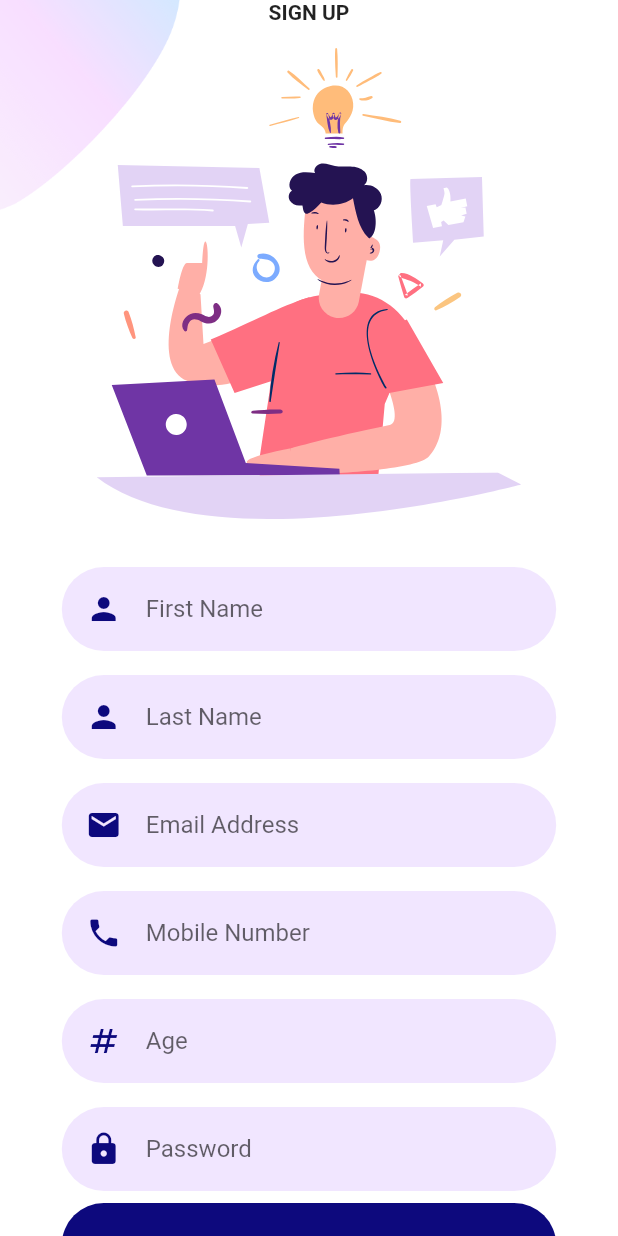
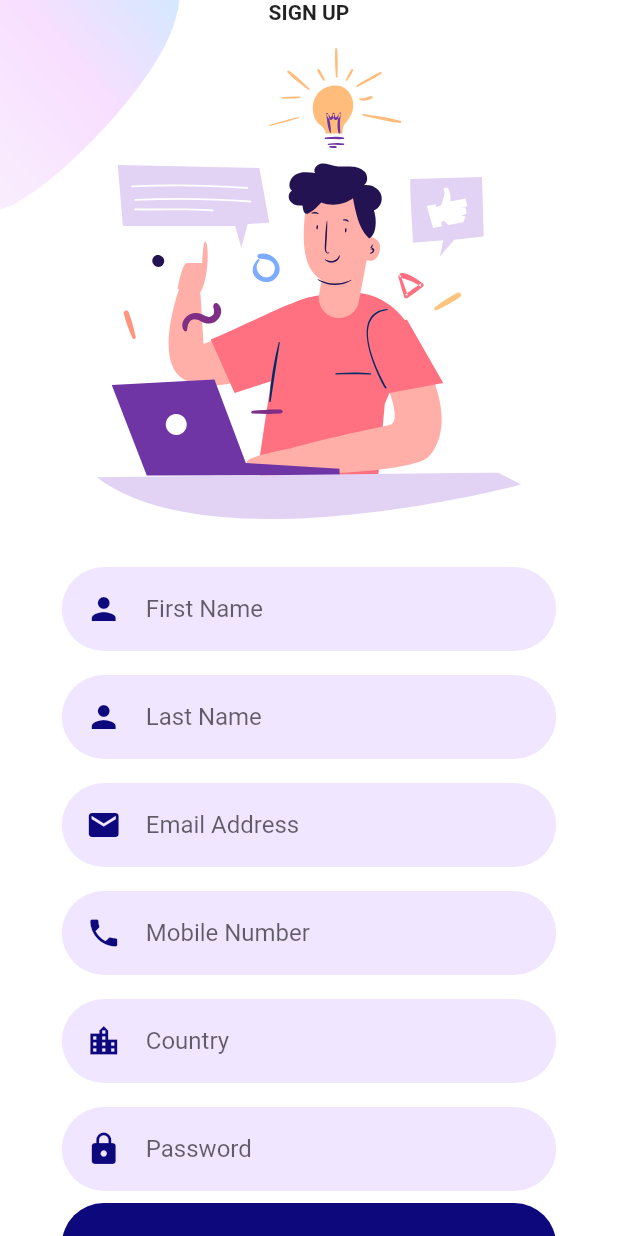
Before and after one commit to SARANGA199/OpenBook, a Flutter app: the screen it shows after launch, after a tap on "SIGN UP", on a phone screen of 412 x 824 dp. Run offline on Flutter 3.47's test engine with Material 2 defaults, Android fonts, the phone set to English and light mode, and no system bars; our stand-ins replace cloud_firestore, firebase_auth, firebase_core, flutter_svg, google_sign_in; accounts and stored records are empty; network calls fail.

Commit message:
bug fixed

```diff
--- a/open_book/lib/models/userAccount.dart
+++ b/open_book/lib/models/userAccount.dart
@@ -5,10 +5,10 @@ class UserAccount {
   String email;
   String firstName;
   String lastName;
-  String age;
+  String country;
   String mobile;
 
-  UserAccount(this.uid, this.email, this.firstName, this.lastName, this.age,
+  UserAccount(this.uid, this.email, this.firstName, this.lastName, this.country,
       this.mobile);
 
   Map<String, dynamic> toMap() {
@@ -17,14 +17,14 @@ class UserAccount {
       'email': email,
       'firstName': firstName,
       'lastName': lastName,
-      'age': age,
+      'country': country,
       'mobile': mobile
     };
   }
 
   factory UserAccount.fromMap(Map<String, dynamic> data) {
     return UserAccount(data['uid'], data['email'], data['firstName'],
-        data['lastName'], data['age'], data['mobile']);
+        data['lastName'], data['country'], data['mobile']);
   }
 
   factory UserAccount.fromFirestore(DocumentSnapshot doc) {
@@ -34,7 +34,7 @@ class UserAccount {
         data['email'] ?? '',
         data['firstName'] ?? '',
         data['lastName'] ?? '',
-        data['age'] ?? '',
+        data['country'] ?? '',
         data['mobile']);
   }
 }
--- a/open_book/lib/screens/user_management_and_saved_books/Signup/components/socal_sign_up.dart
+++ b/open_book/lib/screens/user_management_and_saved_books/Signup/components/google_sign_up.dart
@@ -2,7 +2,7 @@ import 'package:firebase_core/firebase_core.dart';
 import 'package:flutter/material.dart';
 import 'package:google_sign_in/google_sign_in.dart';
 import './or_divider.dart';
-import './social_icon.dart';
+import './google_icon.dart';
 import 'package:firebase_auth/firebase_auth.dart';
 
 class SocalSignUp extends StatelessWidget {
--- a/open_book/lib/screens/user_management_and_saved_books/Signup/components/signup_form.dart
+++ b/open_book/lib/screens/user_management_and_saved_books/Signup/components/signup_form.dart
@@ -19,7 +19,7 @@ class _SignUpFormState extends State<SignUpForm> {
   final formKey = GlobalKey<FormState>();
   late String _firstName;
   late String _lastName;
-  late String _age;
+  late String _country;
   late String _mobile;
 
   final FirebaseAuth _auth = FirebaseAuth.instance;
@@ -31,6 +31,7 @@ class _SignUpFormState extends State<SignUpForm> {
 
   //register function
   Future<void> _register() async {
+    if (formKey.currentState!.validate()) {
       try {
         UserCredential userCredential =
             await _auth.createUserWithEmailAndPassword(
@@ -39,11 +40,23 @@ class _SignUpFormState extends State<SignUpForm> {
         );
         if (mounted) {
           //add user to firebase
-        UserAccount user = UserAccount(userCredential.user!.uid,
-            _emailController.text.trim(), _firstName, _lastName, _age, _mobile);
+          UserAccount user = UserAccount(
+              userCredential.user!.uid,
+              _emailController.text.trim(),
+              _firstName,
+              _lastName,
+              _country,
+              _mobile);
           UserRepository userRepository = UserRepository();
           userRepository.addUser(user);
         }
+        //show success message
+        ScaffoldMessenger.of(context).showSnackBar(
+          const SnackBar(
+            content: Text('User Registered successfully'),
+          ),
+        );
+        formKey.currentState!.reset();
       } on FirebaseAuthException catch (e) {
         showDialog(
           context: context,
@@ -64,10 +77,12 @@ class _SignUpFormState extends State<SignUpForm> {
         );
       }
     }
+  }
 
   @override
   Widget build(BuildContext context) {
     return Form(
+      key: formKey,
       child: Column(
         children: [
           Padding(
@@ -151,14 +166,14 @@ class _SignUpFormState extends State<SignUpForm> {
               cursorColor: kPrimaryColor,
               onChanged: (value) {
                 setState(() {
-                  _age = value;
+                  _country = value;
                 });
               },
               decoration: InputDecoration(
-                hintText: "Age",
+                hintText: "Country",
                 prefixIcon: Padding(
                   padding: const EdgeInsets.all(defaultPadding),
-                  child: Icon(Icons.numbers),
+                  child: Icon(Icons.location_city),
                 ),
               ),
             ),
--- a/open_book/lib/screens/user_management_and_saved_books/Signup/signup_screen.dart
+++ b/open_book/lib/screens/user_management_and_saved_books/Signup/signup_screen.dart
@@ -3,7 +3,7 @@ import 'package:open_book/constants.dart';
 import '../../../components/background.dart';
 import 'components/sign_up_top_image.dart';
 import 'components/signup_form.dart';
-import 'components/socal_sign_up.dart';
+import 'components/google_sign_up.dart';
 
 class SignUpScreen extends StatelessWidget {
   const SignUpScreen({Key? key}) : super(key: key);
--- a/open_book/lib/screens/user_management_and_saved_books/UserProfile/EditUser.dart
+++ b/open_book/lib/screens/user_management_and_saved_books/UserProfile/EditUser.dart
@@ -24,7 +24,7 @@
   late String _email = "";
   late String _firstName = "";
   late String _lastName = "";
-  late String _age = "";
+  late String _country = "";
   late String _mobile = "";
 
   void initState() {
@@ -34,7 +34,7 @@
     _email = widget.userData.email;
     _firstName = widget.userData.firstName;
     _lastName = widget.userData.lastName;
-    _age = widget.userData.age;
+    _country = widget.userData.country;
     _mobile = widget.userData.mobile;
   }
 
@@ -97,6 +97,7 @@
                   }
                   return null;
                 },
+                enabled: false,
                 initialValue: _email,
                 onChanged: (value) {
                   setState(() {
@@ -129,14 +130,14 @@
                 ),
                 validator: (value) {
                   if (value == null || value.isEmpty) {
-                    return 'Please Enter Age';
+                    return 'Please Enter your Country';
                   }
                   return null;
                 },
-                initialValue: _age,
+                initialValue: _country,
                 onChanged: (value) {
                   setState(() {
-                    _age = value;
+                    _country = value;
                   });
                 },
               ),
@@ -152,7 +153,7 @@
                         _email,
                         _firstName,
                         _lastName,
-                        _age,
+                        _country,
                         _mobile,
                       );
                       UserRepository userRepository = UserRepository();
```
Also changed, not shown: open_book/lib/screens/user_management_and_saved_books/UserProfile/ProfileDetails.dart (+39 -3 lines), open_book/lib/screens/user_management_and_saved_books/Signup/components/google_icon.dart (renamed from open_book/lib/screens/user_management_and_saved_books/Signup/components/social_icon.dart). Lines whose indentation alone changed are shown as unchanged.
